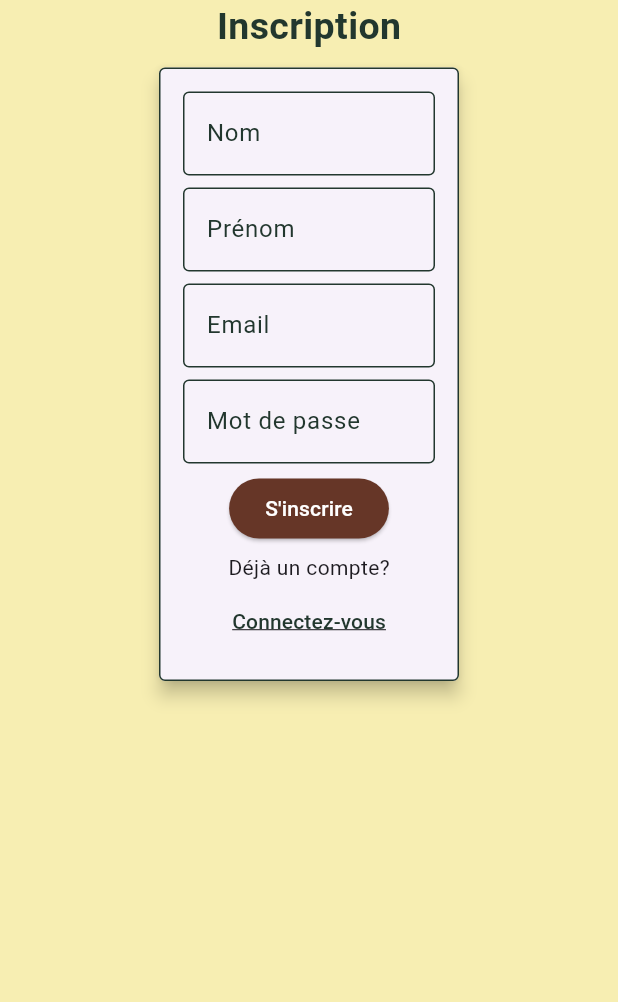
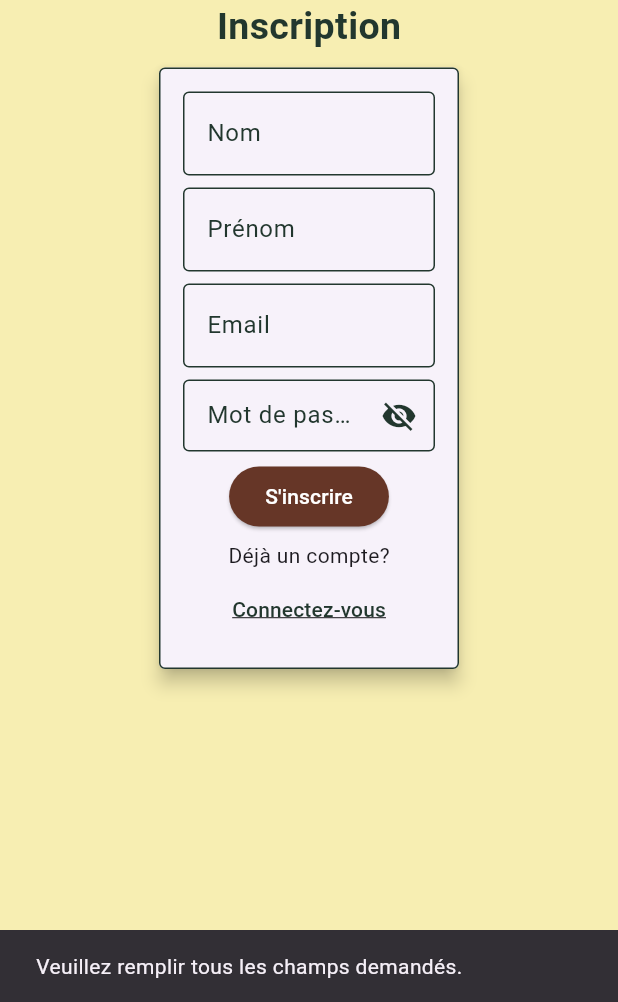
Before and after one commit to ChangeLabLocalEat/FlutterFront, a Flutter app: the RegisterPage screen opened directly, after a tap on "Connectez-vous", after a tap on "Inscrivez-vous", after a tap on "S'inscrire", on a phone screen of 412 x 824 dp, the part 234-1236 px from its top. Run offline on Flutter 3.47's test engine with Material 3 defaults, Android fonts, the phone set to English and light mode, and no system bars; our stand-ins replace flutter_map, latlong2; missing offline and left inert: flutter_map_location_marker.

Commit message:
création page inscription/connection

```diff
--- a/lib/pages/login.dart
+++ b/lib/pages/login.dart
@@ -10,7 +10,14 @@ class LoginPage extends StatefulWidget {
 class _LoginPageState extends State<LoginPage> {
   final TextEditingController _emailController = TextEditingController();
   final TextEditingController _passwordController = TextEditingController();
-  bool _isObscured = true;
+
+  bool _isPasswordVisible = false;
+
+  void _togglePasswordVisibility() {
+    setState(() {
+      _isPasswordVisible = !_isPasswordVisible;
+    });
+  }
 
   @override
   Widget build(BuildContext context) {
@@ -60,7 +67,7 @@ class _LoginPageState extends State<LoginPage> {
                               borderSide: BorderSide(color: Color(0xFF22372e)),
                             ),
                           ),
-                      textAlign: TextAlign.center,
+                          textAlign: TextAlign.justify,
                           style: TextStyle(fontSize: 16.0),
                         ),
                         SizedBox(height: 16.0),
@@ -70,28 +77,24 @@ class _LoginPageState extends State<LoginPage> {
                             Expanded(
                               child: TextField(
                                 controller: _passwordController,
-                            obscureText: _isObscured,
+                                obscureText: !_isPasswordVisible,
                                 decoration: InputDecoration(
                                   labelText: "Mot de passe",
                                   labelStyle: TextStyle(color: Color(0xFF22372e)),
-                            ),
-                            textAlign: TextAlign.center,
-                            style: TextStyle(fontSize: 16.0),
-                            cursorColor: Color(0xFF22372e),
-                          ),
-                        ),
-                        IconButton(
+                                  suffixIcon: IconButton(
                                     icon: Icon(
-                            _isObscured
+                                      _isPasswordVisible
                                           ? Icons.visibility
                                           : Icons.visibility_off,
                                       color: Color(0xFF22372e),
                                     ),
-                          onPressed: () {
-                            setState(() {
-                              _isObscured = !_isObscured;
-                            });
-                          },
+                                    onPressed: _togglePasswordVisibility,
+                                  ),
+                                ),
+                                textAlign: TextAlign.justify,
+                                style: TextStyle(fontSize: 16.0),
+                                cursorColor: Color(0xFF22372e),
+                              ),
                             ),
                           ],
                         ),
@@ -108,7 +111,7 @@ class _LoginPageState extends State<LoginPage> {
                                 ),
                               );
                             },
-                        child: Text("Se connecter",style: TextStyle(color: Colors.white)),
+                            child: Text("Se connecter", style: TextStyle(color: Colors.white)),
                           ),
                         ),
                         Padding(
@@ -117,7 +120,6 @@ class _LoginPageState extends State<LoginPage> {
                             "Pas encore inscrit ?",
                             style: TextStyle(
                               color: Color(0xFF22372e),
-
                             ),
                           ),
                         ),
--- a/lib/pages/register.dart
+++ b/lib/pages/register.dart
@@ -11,6 +11,42 @@ class _RegisterPageState extends State<RegisterPage> {
   final TextEditingController _firstNameController = TextEditingController();
   final TextEditingController _emailController = TextEditingController();
   final TextEditingController _passwordController = TextEditingController();
+
+  bool _isPasswordVisible = false;
+
+  void _togglePasswordVisibility() {
+    setState(() {
+      _isPasswordVisible = !_isPasswordVisible;
+    });
+  }
+
+  void _register() {
+    String lastName = _lastNameController.text;
+    String firstName = _firstNameController.text;
+    String email = _emailController.text;
+    String password = _passwordController.text;
+
+    if (lastName.isEmpty || firstName.isEmpty || email.isEmpty || password.isEmpty) {
+      ScaffoldMessenger.of(context).showSnackBar(
+        SnackBar(
+          content: Text("Veuillez remplir tous les champs demandés."),
+          duration: Duration(seconds: 4),
+        ),
+      );
+      return;
+    }
+
+    bool isEmailValid = RegExp(r'^[\w-]+(\.[\w-]+)*@([\w-]+\.)+[a-zA-Z]{2,7}$').hasMatch(email);
+    if (!isEmailValid) {
+      ScaffoldMessenger.of(context).showSnackBar(
+        SnackBar(
+          content: Text("Veuillez renseigner une adresse mail valide."),
+          duration: Duration(seconds: 4),
+        ),
+      );
+      return;
+    }
+  }
 
   @override
   Widget build(BuildContext context) {
@@ -29,7 +65,7 @@ class _RegisterPageState extends State<RegisterPage> {
                 style: TextStyle(
                   color: Color(0xFF22372e),
                   fontSize: 25,
-                  fontWeight: FontWeight.bold
+                  fontWeight: FontWeight.bold,
                 ),
               ),
             ],
@@ -52,9 +88,8 @@ class _RegisterPageState extends State<RegisterPage> {
                             labelText: "Nom",
                             labelStyle: TextStyle(color: Color(0xFF22372e)),
                           ),
-                          textAlign: TextAlign.center,
+                          textAlign: TextAlign.justify,
                           style: TextStyle(fontSize: 16.0),
-                          // Couleur du texte
                         ),
                         SizedBox(height: 8.0),
                         TextField(
@@ -63,7 +98,7 @@ class _RegisterPageState extends State<RegisterPage> {
                             labelText: "Prénom",
                             labelStyle: TextStyle(color: Color(0xFF22372e)),
                           ),
-                          textAlign: TextAlign.center,
+                          textAlign: TextAlign.justify,
                           style: TextStyle(fontSize: 16.0),
                         ),
                         SizedBox(height: 8.0),
@@ -73,27 +108,35 @@ class _RegisterPageState extends State<RegisterPage> {
                             labelText: "Email",
                             labelStyle: TextStyle(color: Color(0xFF22372e)),
                           ),
-                          textAlign: TextAlign.center,
+                          textAlign: TextAlign.justify,
                           style: TextStyle(fontSize: 16.0),
                         ),
                         SizedBox(height: 8.0),
                         TextField(
                           controller: _passwordController,
-                          obscureText: true,
+                          obscureText: !_isPasswordVisible,
                           decoration: InputDecoration(
                             labelText: "Mot de passe",
                             labelStyle: TextStyle(color: Color(0xFF22372e)),
+                            suffixIcon: IconButton(
+                              icon: Icon(
+                                _isPasswordVisible
+                                    ? Icons.visibility
+                                    : Icons.visibility_off,
+                                color: Color(0xFF22372e),
+                              ),
+                              onPressed: _togglePasswordVisibility,
+                            ),
+                            contentPadding: EdgeInsets.fromLTRB(12, 12.0, 0.0, 12.0),
                           ),
-                          textAlign: TextAlign.center,
+                          textAlign: TextAlign.justify,
                           style: TextStyle(fontSize: 16.0),
                         ),
                         SizedBox(height: 1.0),
                         Padding(
                           padding: const EdgeInsets.only(top: 5.0),
                           child: ElevatedButton(
-                            onPressed: () {
-                              String lastName = _lastNameController.text;
-                            },
+                            onPressed: _register,
                             child: Text("S'inscrire"),
                           ),
                         ),
@@ -106,9 +149,11 @@ class _RegisterPageState extends State<RegisterPage> {
                           child: TextButton(
                             onPressed: () {
                               Navigator.pushReplacement(
-                                  context,
-                                  MaterialPageRoute(
-                                      builder: (context) => LoginPage()));
+                                context,
+                                MaterialPageRoute(
+                                  builder: (context) => LoginPage(),
+                                ),
+                              );
                             },
                             child: Text(
                               "Connectez-vous",
```
Also changed, not shown: pubspec.lock. Lines whose indentation alone changed are shown as unchanged.
